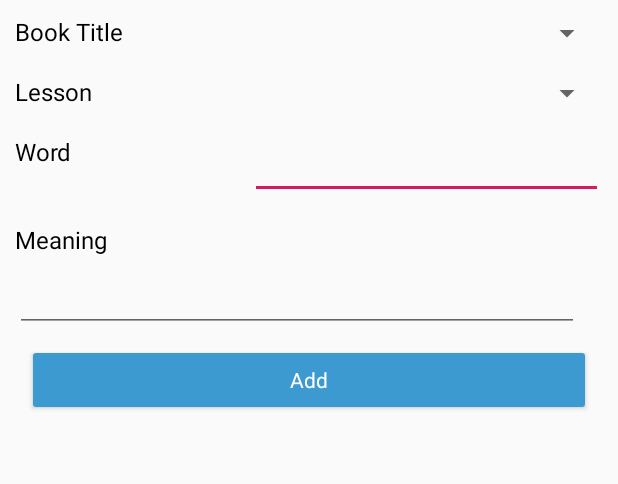
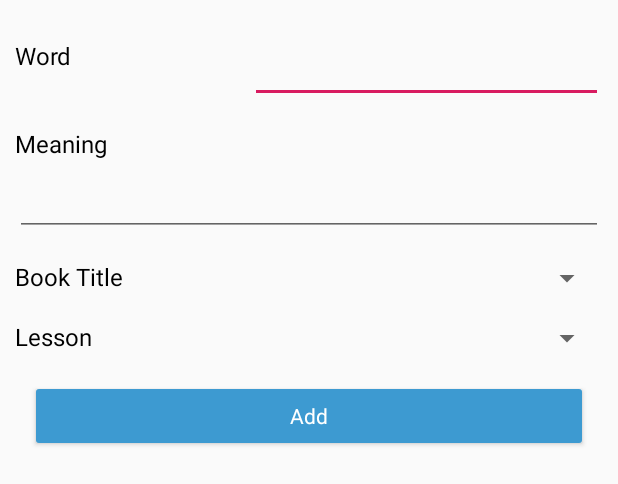
Before and after one commit to Asuki/Vocabulary, an Android app: the layout activity_add_new_word.xml on its own in the app's theme, with its tools: preview values and no code run, on a phone screen of 412 x 824 dp. Shown: the top 484 px of the screen. Run offline under Robolectric (Android 15) with nearby library versions, the phone set to English and light mode, and no system bars.

```diff
--- a/app/build.gradle
+++ b/app/build.gradle
@@ -6,9 +6,11 @@ android {
         applicationId "seng.hu.szotarv1"
         minSdkVersion 22
         targetSdkVersion 28
-        versionCode 7
-        versionName "1.5"
+        versionCode 9
+        versionName "1.6.1"
         testInstrumentationRunner "androidx.test.runner.AndroidJUnitRunner"
+        // findViewByID safer and faster mode
+        viewBinding.enabled = true
     }
     buildTypes {
         release {
--- a/app/src/main/java/seng/hu/szotarv1/LanguageWordList.java
+++ b/app/src/main/java/seng/hu/szotarv1/LanguageWordList.java
@@ -91,7 +91,7 @@ public class LanguageWordList extends AppCompatActivity {
         final Runnable runnable = new Runnable() {
             @Override
             public void run() {
-                for (int i = 0; i < wordList.size() -1; i++){
+                for (int i = 0; i < wordList.size(); i++){
                     while (textToSpeech.isSpeaking() || textToSpeechLocal.isSpeaking())
                         ;
                     textToSpeech.speak( wordList.get(i).getWord(), TextToSpeech.QUEUE_FLUSH, null, null);
--- a/app/src/main/res/layout/activity_add_new_word.xml
+++ b/app/src/main/res/layout/activity_add_new_word.xml
@@ -11,10 +11,11 @@
         android:id="@+id/linearLayout"
         android:layout_width="match_parent"
         android:layout_height="wrap_content"
+        android:layout_marginTop="16dp"
         android:orientation="horizontal"
         app:layout_constraintEnd_toEndOf="parent"
         app:layout_constraintStart_toStartOf="parent"
-        app:layout_constraintTop_toTopOf="parent">
+        app:layout_constraintTop_toBottomOf="@+id/editTextMeaningAddWord">
 
         <TextView
             android:id="@+id/textViewBookTittleAddWord"
@@ -30,7 +31,6 @@
             android:layout_width="0dp"
             android:layout_height="match_parent"
             android:layout_weight=".60" />
-
     </LinearLayout>
 
     <LinearLayout
@@ -39,6 +39,8 @@
         android:layout_height="wrap_content"
         android:layout_marginTop="16dp"
         android:orientation="horizontal"
+        app:layout_constraintEnd_toEndOf="parent"
+        app:layout_constraintStart_toStartOf="parent"
         app:layout_constraintTop_toBottomOf="@+id/linearLayout">
 
         <TextView
@@ -64,7 +66,7 @@
         android:layout_marginTop="16dp"
         android:orientation="horizontal"
         app:layout_constraintStart_toStartOf="parent"
-        app:layout_constraintTop_toBottomOf="@+id/linearLayout2">
+        app:layout_constraintTop_toTopOf="parent">
 
         <TextView
             android:id="@+id/textViewLanguage1AddWord"
@@ -90,7 +92,6 @@
         android:layout_width="match_parent"
         android:layout_height="wrap_content"
         android:layout_marginTop="8dp"
-        android:layout_marginEnd="16dp"
         android:ems="10"
         android:inputType="textPersonName"
         app:layout_constraintEnd_toEndOf="parent"
@@ -112,13 +113,12 @@
         style="@style/Button"
         android:layout_width="match_parent"
         android:layout_height="wrap_content"
-        android:layout_marginStart="8dp"
-        android:layout_marginTop="8dp"
-        android:layout_marginEnd="8dp"
+        android:layout_marginTop="16dp"
         android:onClick="addWord"
         android:text="@string/add"
         app:layout_constraintEnd_toEndOf="parent"
+        app:layout_constraintHorizontal_bias="0.0"
         app:layout_constraintStart_toStartOf="parent"
-        app:layout_constraintTop_toBottomOf="@+id/editTextMeaningAddWord" />
+        app:layout_constraintTop_toBottomOf="@+id/linearLayout2" />
 
 </androidx.constraintlayout.widget.ConstraintLayout>
--- a/build.gradle
+++ b/build.gradle
@@ -7,7 +7,7 @@ buildscript {
 
     }
     dependencies {
-        classpath 'com.android.tools.build:gradle:3.5.3'
+        classpath 'com.android.tools.build:gradle:3.6.1'
 
         // NOTE: Do not place your application dependencies here; they belong
         // in the individual module build.gradle files
```
Also changed, not shown: app/src/main/res/layout/activity_lessons.xml (+15 -2 lines), gradle/wrapper/gradle-wrapper.properties.
